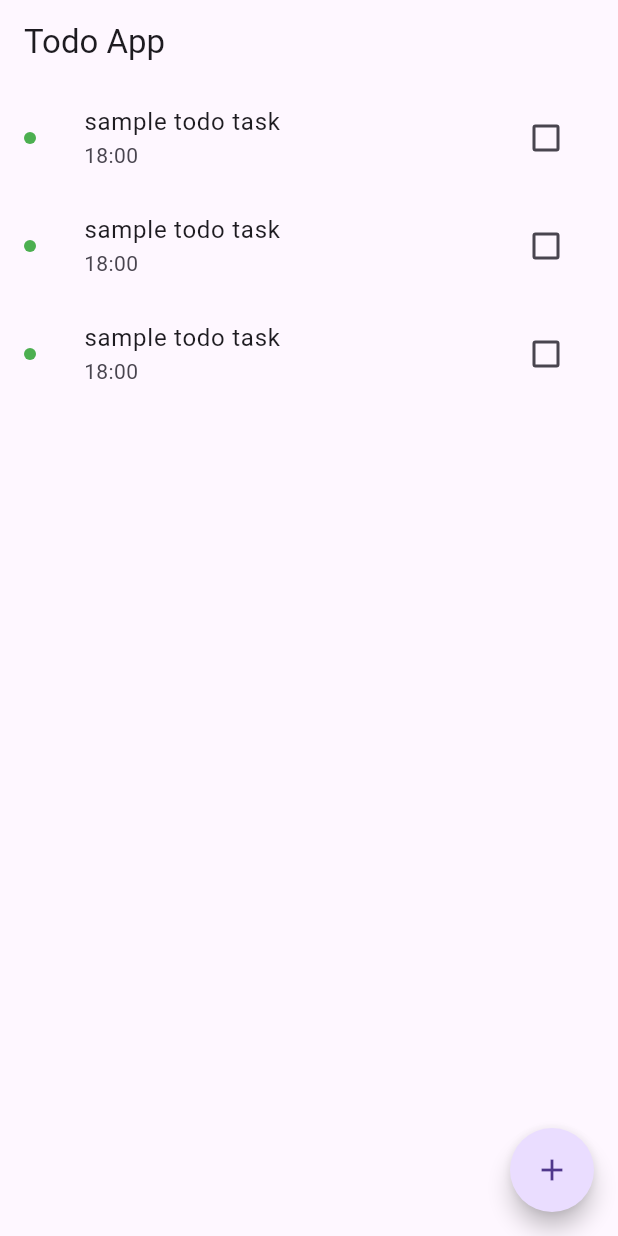
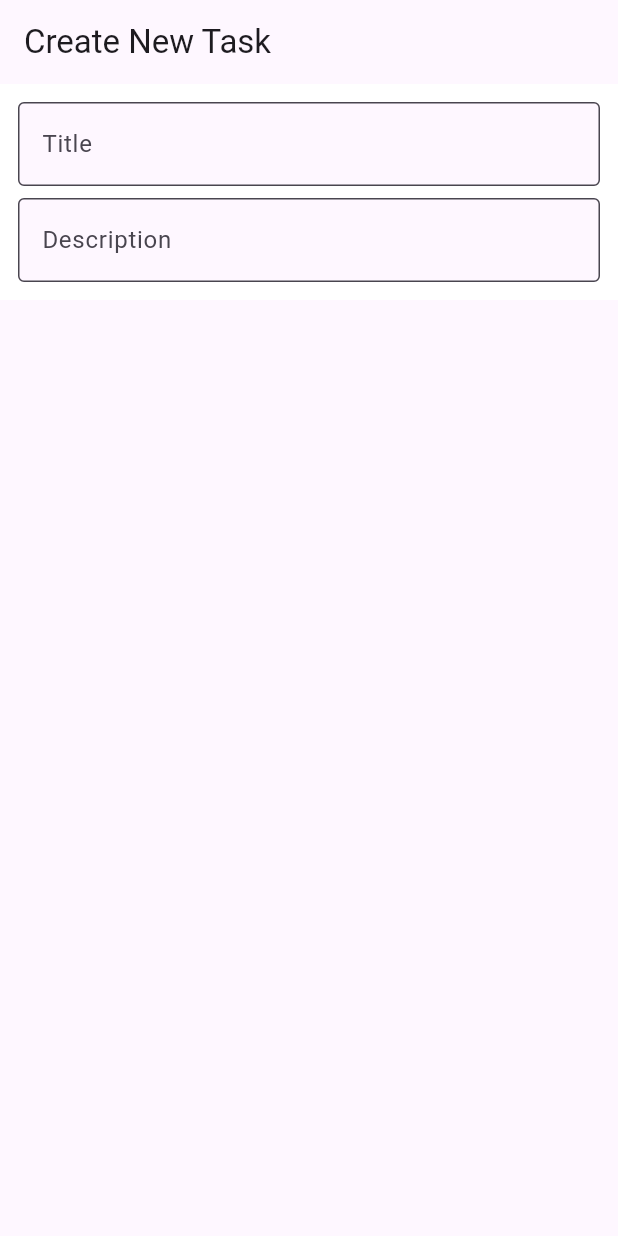
Before and after one commit to KyoyaIwatsuru/flutter_study_2025, a Flutter app: the screen it shows after launch, on a phone screen of 412 x 824 dp. Run offline on Flutter 3.47's test engine with Material 3 defaults, Android fonts, the phone set to English and light mode, and no system bars.

Commit message:
refactor: textfieldのコンポーネント化

```diff
--- a/lib/main.dart
+++ b/lib/main.dart
@@ -1,5 +1,5 @@
 import 'package:flutter/material.dart';
-import 'package:flutter_study_2025/screens/todo_list_screen.dart';
+import 'package:flutter_study_2025/screens/add_todo_screen.dart';
 
 void main() {
   runApp(MyApp());
@@ -11,7 +11,7 @@
   @override
   Widget build(BuildContext context) {
     return const MaterialApp(
-      home: TodoListScreen(),
+      home: AddTodoScreen(),
     );
   }
 }
--- /dev/null
+++ b/lib/screens/add_todo_screen.dart
@@ -0,0 +1,49 @@
+import 'package:flutter/material.dart';
+
+class AddTodoScreen extends StatelessWidget {
+  const AddTodoScreen({super.key});
+
+  @override
+  Widget build(BuildContext context) {
+    return Scaffold(
+      appBar: AppBar(
+        title: const Text('Create New Task'),
+      ),
+      body: ListView(
+        children: [
+          Container(
+            padding: const EdgeInsets.all(12),
+            decoration: BoxDecoration(
+              color: Colors.white,
+            ),
+            child: const Column(
+              children: [
+                _TextField('Title'),
+                SizedBox(height: 8),
+                _TextField('Description')
+              ],
+            ),
+          )
+        ],
+      ),
+    );
+  }
+}
+
+class _TextField extends StatelessWidget {
+  const _TextField(this.label);
+
+  final String label;
+
+  @override
+  Widget build(BuildContext context) {
+    return TextField(
+      decoration: InputDecoration(
+        filled: true,
+        fillColor: Theme.of(context).scaffoldBackgroundColor,
+        label: Text(label),
+        border: OutlineInputBorder(),
+      ),
+    );
+  }
+}
```
Also changed, not shown: 1 other file.
